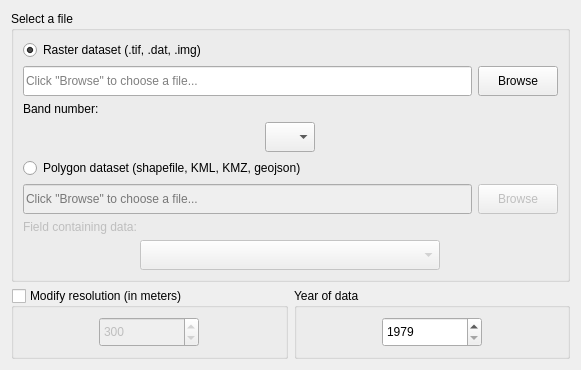
Qt form LDMP/gui/WidgetDataIOImportSelectFileInput.ui (ConservationInternational/trends.earth) before a commit.
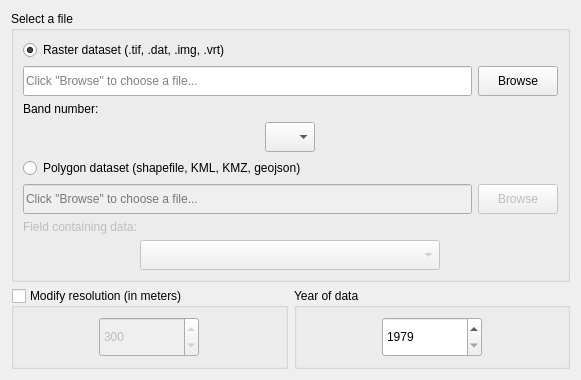
The same form after that commit.

Commit message: Indicate vrt import is also supported

Diff of the .ui file:
```diff
--- a/LDMP/gui/WidgetDataIOImportSelectFileInput.ui
+++ b/LDMP/gui/WidgetDataIOImportSelectFileInput.ui
@@ -7,7 +7,7 @@
     <x>0</x>
     <y>0</y>
     <width>581</width>
-    <height>344</height>
+    <height>380</height>
    </rect>
   </property>
   <property name="windowTitle">
@@ -61,7 +61,7 @@
          <bool>true</bool>
         </property>
         <property name="text">
-         <string>Raster dataset (.tif, .dat, .img)</string>
+         <string>Raster dataset (.tif, .dat, .img, .vrt)</string>
         </property>
         <property name="checked">
          <bool>true</bool>
```
